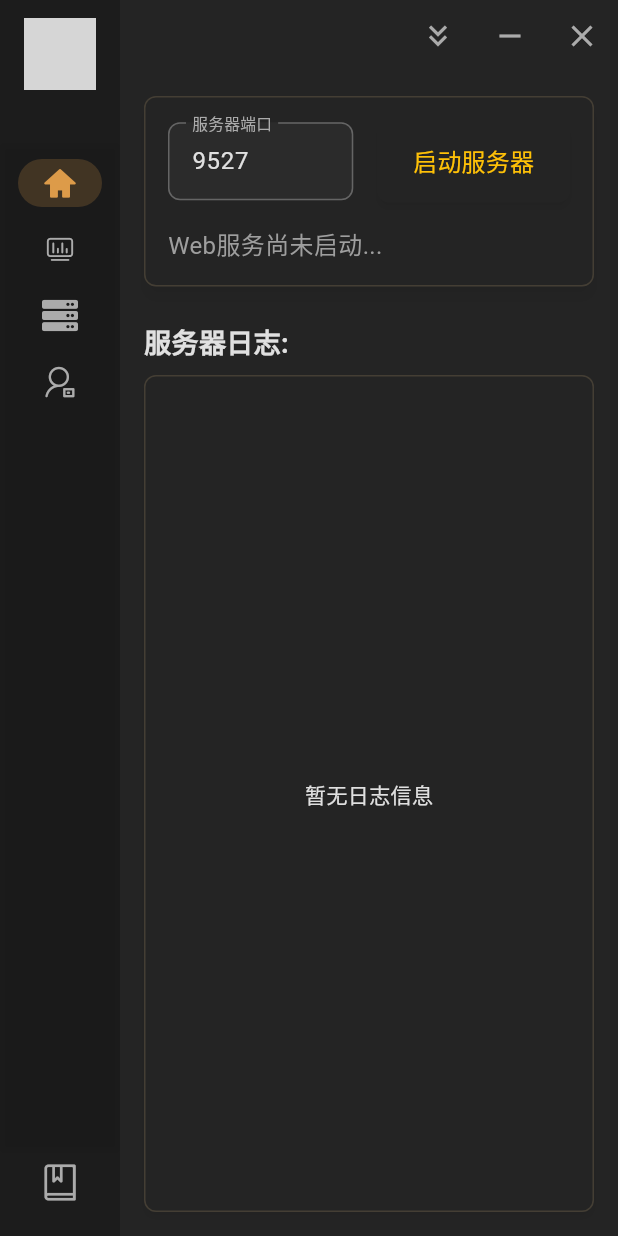
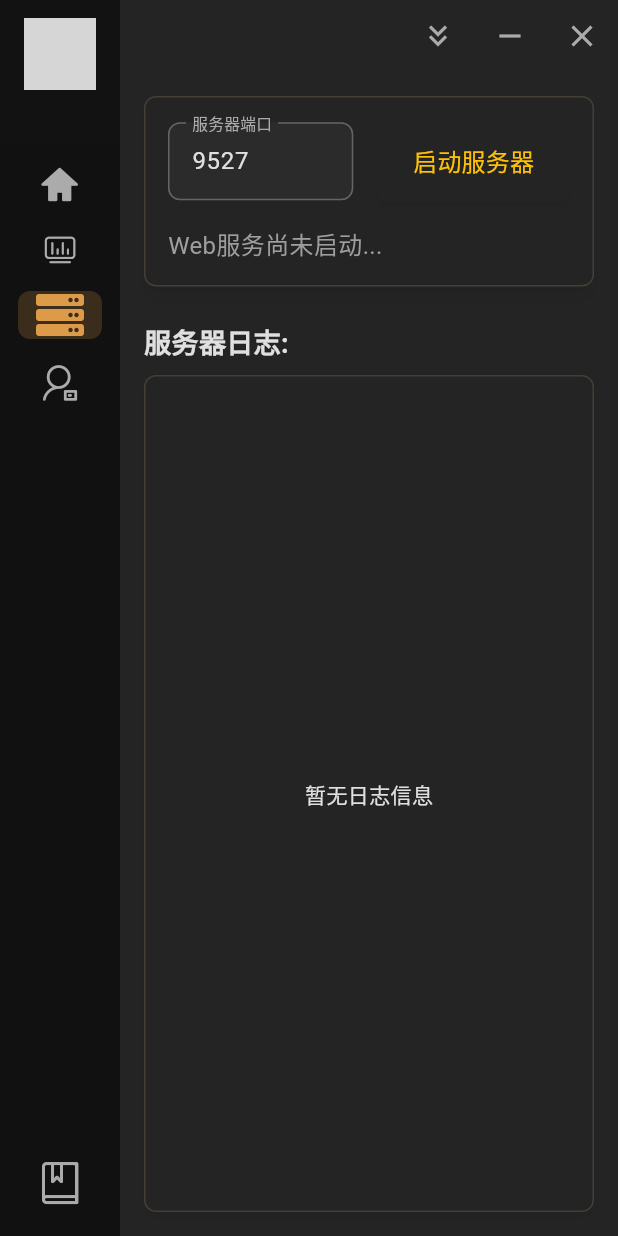
Before and after one commit to zx1360/Northstar, a Flutter app: the ServerPage screen opened by its route, on a phone screen of 412 x 824 dp. Run offline on Flutter 3.47's test engine with Material 3 defaults, Android fonts, the phone set to English and light mode, and no system bars; our stand-ins replace go_router, shelf; missing offline and left inert: shelf_router, system_tray, window_manager; grey boxes are pictures that could not be loaded.

Commit message:
侧边栏基本实现我要的效果了, 接下来着手web服务的同步和备份逻辑, torrid中相关的也一并重构.

```diff
--- a/lib/_server/myserver.dart
+++ b/lib/_server/myserver.dart
@@ -1,15 +1,20 @@
 import 'dart:io';
 
+import 'package:northstar/_server/core/services/network_service.dart';
 import 'package:shelf/shelf.dart';
 import 'package:shelf/shelf_io.dart' as shelf_io;
 import 'package:northstar/_server/router/_root_router.dart';
 
 class Myserver {
+  // 服务器配置信息
   late HttpServer _server;
+  late String _ip;
   int _port = 9527;
   bool _isRunning = false;
 
+  // 信息get
   bool get isRunning => _isRunning;
+  String get ip => _ip;
   int get port => _port;
 
   Future<void> start({int port=9527}) async{
@@ -17,14 +22,16 @@ class Myserver {
 
     _port = port;
     try{
+      // 路由及请求处理.
       final router = createRootRouter();
       final handler = Pipeline()
         .addMiddleware(logRequests())
         // .addMiddleware(corsMiddleWare)
         .addHandler(router.call);
-      _server = await shelf_io.serve(handler, InternetAddress.anyIPv4, _port);
+
+      _ip = await getLocalIps();
+      _server = await shelf_io.serve(handler, _ip, _port);
       _isRunning = true;
-      print("服务器运行于: $_port");
     }catch(err){
       throw Exception("err: $err");
     }
--- a/lib/_server/router/sync_router.dart
+++ b/lib/_server/router/sync_router.dart
@@ -1,4 +1,4 @@
-import 'package:northstar/_server/handler/sync_handler.dart';
+import 'package:northstar/_server/controller/sync_handler.dart';
 import 'package:shelf_router/shelf_router.dart';
 
 Router createSyncRouter(){
--- a/lib/app/routes.dart
+++ b/lib/app/routes.dart
@@ -1,44 +1,59 @@
+import 'package:flutter/material.dart';
 import 'package:go_router/go_router.dart';
+
+import 'package:northstar/features/home/pages/home_page.dart';
+import 'package:northstar/features/overview/pages/overview_page.dart';
+import 'package:northstar/features/server/pages/server_page.dart';
+import 'package:northstar/features/profile/pages/profile_page.dart';
 import 'package:northstar/features/help/pages/help_page.dart';
 
-import 'package:northstar/shared/widgets/shell/shell_page.dart';
-import 'package:northstar/features/home/pages/home_page.dart';
-import 'package:northstar/features/overview/pages/overview_page.dart';
-import 'package:northstar/features/profile/pages/profile_page.dart';
-import 'package:northstar/features/server/pages/server_page.dart';
 
-final List<RouteBase> routes = [
-  ShellRoute(
-    builder: (context, state, child) {
-      return ShellPage(currentLocation: state.uri.toString() ,child: child);
-    },
-    routes: [
-      GoRoute(
-        path: "/home",
-        name: "home",
+// 定义路由数据模型
+class AppRoute {
+  final String path;
+  final String name;
+  final IconData icon;
+  final Widget Function(BuildContext, GoRouterState) builder;
+
+  const AppRoute({
+    required this.path,
+    required this.name,
+    required this.icon,
+    required this.builder,
+  });
+}
+
+// 所有路由定义
+final List<AppRoute> routes = [
+  AppRoute(
+    path: '/home',
+    name: 'home',
+    icon: IconData(0xe625, fontFamily: 'iconfont'),
     builder: (context, state) => const HomePage(),
   ),
-      GoRoute(
-        path: "/overview",
-        name: "overview",
+  AppRoute(
+    path: '/overview',
+    name: 'overview',
+    icon: IconData(0xe62f, fontFamily: 'iconfont'),
     builder: (context, state) => const OverviewPage(),
   ),
-      GoRoute(
-        path: "/server",
-        name: "server",
-        builder: (context, state) => const ServerPage (),
+  AppRoute(
+    path: '/server',
+    name: 'server',
+    icon: IconData(0xf0ac, fontFamily: 'iconfont'),
+    builder: (context, state) => const ServerPage(),
   ),
-      GoRoute(
-        path: "/profile",
-        name: "profile",
+  AppRoute(
+    path: '/profile',
+    name: 'profile',
+    icon: IconData(0xe6b7, fontFamily: 'iconfont'),
     builder: (context, state) => const ProfilePage(),
   ),
 
-      GoRoute(
-        path: "/help",
-        name: "help",
+  AppRoute(
+    path: '/help',
+    name: 'help',
+    icon: IconData(0xe60a, fontFamily: 'iconfont'),
     builder: (context, state) => const HelpPage(),
   ),
-    ],
-  ),
 ];
--- a/lib/features/server/pages/server_page.dart
+++ b/lib/features/server/pages/server_page.dart
@@ -26,9 +26,9 @@ class _ServerPageState extends State<ServerPage> {
       _addLog("Web服务已停止.");
     } else {
       final port = int.tryParse(_portController.text) ?? 9527;
-      _addLog("服务器启动，端口: $port");
       try {
         await _server.start(port: port);
+        _addLog("服务器启动: ${_server.ip}:$port");
       } catch (e) {
         _addLog("启动失败: ${e.toString()}");
       }
@@ -58,7 +58,7 @@ class _ServerPageState extends State<ServerPage> {
   // 复制服务器地址到剪贴板
   void _copyServerAddress() {
     if (_isServerRunning) {
-      final address = "http://localhost:${_server.port}";
+      final address = "http://${_server.ip}:${_server.port}";
       Clipboard.setData(ClipboardData(text: address));
       ScaffoldMessenger.of(context).showSnackBar(
         SnackBar(content: Text("已复制地址: $address")),
--- a/lib/shared/router/router.dart
+++ b/lib/shared/router/router.dart
@@ -1,10 +1,30 @@
 import 'package:flutter/material.dart';
 import 'package:go_router/go_router.dart';
 import 'package:northstar/app/routes.dart';
+import 'package:northstar/shared/widgets/shell/shell_page.dart';
 
 final GoRouter router = GoRouter(
   initialLocation: "/home",
-  routes: routes,
+  routes: [
+    StatefulShellRoute.indexedStack(
+      branches: [
+        for (final route in routes)
+          StatefulShellBranch(
+            routes: [
+              GoRoute(
+                path: route.path,
+                name: route.name,
+                builder: route.builder,
+              ),
+            ],
+          ),
+      ],
+      builder: (context, state, navigationShell) {
+        return ShellPage(navigationShell: navigationShell);
+      },
+    ),
+  ],
   errorBuilder: (context, state) =>
       Scaffold(body: Center(child: Text("当前页面不存在!"))),
+
 );
--- a/lib/shared/widgets/shell/shell_page.dart
+++ b/lib/shared/widgets/shell/shell_page.dart
@@ -1,18 +1,17 @@
-import 'dart:ui';
+import 'package:flutter/material.dart';
+import 'package:go_router/go_router.dart';
 
-import 'package:flutter/material.dart';
-import 'package:northstar/shared/widgets/shell/side_navbar.dart';
-import 'package:northstar/shared/widgets/shell/title_bar.dart';
 import 'package:system_tray/system_tray.dart';
 import 'package:window_manager/window_manager.dart';
 
+import 'package:northstar/shared/widgets/shell/side_navbar/side_navbar.dart';
+import 'package:northstar/shared/widgets/shell/titlebar/titlebar.dart';
+
 class ShellPage extends StatefulWidget {
-  final String currentLocation;
-  final Widget child;
+  final StatefulNavigationShell navigationShell;
   const ShellPage({
     super.key,
-    required this.currentLocation,
-    required this.child,
+    required this.navigationShell,
   });
 
   @override
@@ -43,13 +42,13 @@ class _ShellPageState extends State<ShellPage> {
     return Scaffold(
       body: Row(
         children: [
-          SideNavbar(currentLocation: widget.currentLocation),
+          SideNavbar(navigationShell: widget.navigationShell),
           Expanded(
             child: Column(
               crossAxisAlignment: CrossAxisAlignment.end,
               children: [
                 const TitleBar(),
-                Expanded(child: widget.child),
+                Expanded(child: widget.navigationShell),
               ],
             ),
           ),
--- a/lib/shared/widgets/shell/side_navbar.dart
+++ /dev/null
@@ -1,106 +0,0 @@
-import 'package:flutter/material.dart';
-import 'package:go_router/go_router.dart';
-
-// 目前的页面方案, ShellPage包含SideNavbar()Titlebar(),(每次页面跳转连带重绘).
-// 页面复杂后的替换方案: 内容部分使用Navigator(), 只刷新内容部分, 以及其他优点.
-class SideNavbar extends StatefulWidget {
-  final String currentLocation;
-
-  const SideNavbar({super.key, required this.currentLocation});
-
-  @override
-  State<SideNavbar> createState() => _SideNavbarState();
-}
-
-class _SideNavbarState extends State<SideNavbar> {
-  int _selectedIndex = 0;
-
-  void _switchToIndex(int index) {
-    setState(() {
-      _selectedIndex = index;
-    });
-    switch (index) {
-      case 0:
-        context.goNamed("home");
-        break;
-      case 1:
-        context.goNamed("overview");
-        break;
-      case 2:
-        context.goNamed("server");
-        break;
-      case 3:
-        context.goNamed("profile");
-        break;
-    }
-  }
-
-  @override
-  Widget build(BuildContext context) {
-    final colorScheme = Theme.of(context).colorScheme;
-
-    return Container(
-      color: colorScheme.background,
-      child: Column(
-        children: [
-          // 顶部图片
-          Padding(
-            padding: const EdgeInsets.all(12.0),
-            child: ClipRRect(
-              borderRadius: BorderRadius.circular(10),
-              child: Image.asset("assets/icons/48.ico", width: 48, height: 48),
-            ),
-          ),
-          // 留出空格
-          SizedBox(height: 20),
-          // 侧边导航部分
-          Expanded(
-            child: NavigationRail(
-              backgroundColor: Colors.transparent,
-              selectedIconTheme: IconThemeData(color: colorScheme.primary),
-              unselectedIconTheme: IconThemeData(
-                color: colorScheme.onSurfaceVariant,
-              ),
-              indicatorColor: colorScheme.primary.withValues(alpha: 0.2),
-              labelType: NavigationRailLabelType.none,
-              destinations: [
-                NavigationRailDestination(
-                  icon: Icon(IconData(0xe625, fontFamily: "iconfont")),
-                  label: Text(""),
-                ),
-                NavigationRailDestination(
-                  icon: Icon(IconData(0xe62f, fontFamily: "iconfont")),
-                  label: Text(""),
-                ),
-                NavigationRailDestination(
-                  icon: Icon(IconData(0xf0ac, fontFamily: "iconfont")),
-                  label: Text(""),
-                ),
-                NavigationRailDestination(
-                  icon: Icon(IconData(0xe6b7, fontFamily: "iconfont")),
-                  label: Text(""),
-                ),
-              ],
-              selectedIndex: _selectedIndex,
-              onDestinationSelected: (value) {
-                _switchToIndex(value);
-              },
-            ),
-          ),
-          // 底部按钮
-          // TODO: md说明页?
-          Padding(
-            padding: const EdgeInsets.only(bottom: 12.0),
-            child: IconButton(
-              onPressed: () {
-                print("我去! 点了一下底部按钮!");
-              },
-              icon: Icon(IconData(0xe60a, fontFamily: "iconfont")),
-              splashRadius: 24,
-            ),
-          ),
-        ],
-      ),
-    );
-  }
-}
--- /dev/null
+++ b/lib/shared/widgets/shell/side_navbar/side_navbar.dart
@@ -0,0 +1,84 @@
+// ignore_for_file: deprecated_member_use
+
+import 'package:flutter/material.dart';
+import 'package:go_router/go_router.dart';
+import 'package:northstar/app/routes.dart';
+
+// TODO: 考虑考虑stateless/stateful 组件及复用及背后机制.
+class SideNavbar extends StatelessWidget {
+  final StatefulNavigationShell navigationShell;
+
+  const SideNavbar({super.key, required this.navigationShell});
+
+  @override
+  Widget build(BuildContext context) {
+    final colorScheme = Theme.of(context).colorScheme;
+    final currentIndex = navigationShell.currentIndex;
+
+    return Container(
+      color: colorScheme.background,
+      child: Column(
+        children: [
+          // 顶部图片
+          Padding(
+            padding: const EdgeInsets.all(12.0),
+            child: ClipRRect(
+              borderRadius: BorderRadius.circular(10),
+              child: Image.asset("assets/icons/48.ico", width: 48, height: 48),
+            ),
+          ),
+          // 留出空格
+          SizedBox(height: 20),
+
+          Expanded(
+            child: NavigationRail(
+              backgroundColor: Colors.transparent,
+              selectedIconTheme: IconThemeData(
+                color: colorScheme.primary,
+                size: 32,
+              ),
+              unselectedIconTheme: IconThemeData(
+                color: colorScheme.onSurfaceVariant,
+                size: 28,
+              ),
+              indicatorColor: colorScheme.primary.withValues(alpha: 0.2),
+              indicatorShape: RoundedRectangleBorder(
+                borderRadius: BorderRadius.circular(8),
+              ),
+
+              labelType: NavigationRailLabelType.none,
+              destinations: [
+                for (final route in routes.take(4))
+                  NavigationRailDestination(
+                    icon: Icon(route.icon),
+                    label: const SizedBox.shrink(),
+                  ),
+              ],
+              selectedIndex: currentIndex < 4 ? currentIndex : null,
+              onDestinationSelected: (index) {
+                navigationShell.goBranch(index);
+              },
+
+              trailing: Padding(
+                padding: const EdgeInsets.only(bottom: 12.0),
+                child: IconButton(
+                  onPressed: () async {
+                    print("我去! 点了一下底部按钮!");
+                    navigationShell.goBranch(4);
+                  },
+                  icon: Icon(IconData(0xe60a, fontFamily: "iconfont")),
+                  iconSize: 28,
+                  color: currentIndex == 4
+                      ? colorScheme.primary
+                      : colorScheme.onSurfaceVariant,
+                  splashRadius: 28,
+                ),
+              ),
+              trailingAtBottom: true,
+            ),
+          ),
+        ],
+      ),
+    );
+  }
+}
```
Also changed, not shown: lib/_server/controller/backup_bandler.dart (added, +121 -0 lines), lib/_server/core/services/network_service.dart (added, +20 -0 lines), lib/_server/handler/backup_bandler.dart (deleted, +0 -8 lines), lib/_server/models/backup_service.dart (added, +85 -0 lines), lib/_server/router/backup_router.dart (+7 -4 lines), lib/app/theme.dart (+17 -19 lines), pubspec.yaml (+6 -5 lines), lib/_server/controller/sync_handler.dart (renamed from lib/_server/handler/sync_handler.dart), lib/_server/core/services/network.dart (deleted), lib/shared/widgets/shell/titlebar/titlebar.dart (renamed from lib/shared/widgets/shell/title_bar.dart), pubspec.lock, 5 other files. Lines whose indentation alone changed are shown as unchanged.
